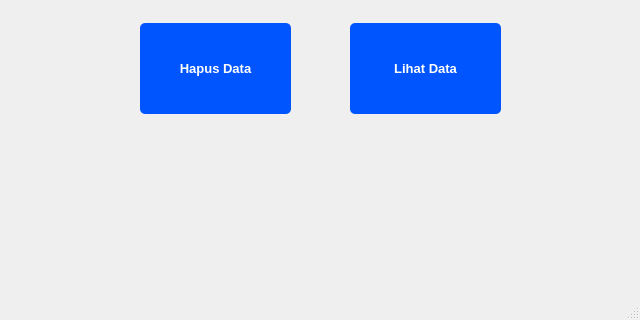
naylasalsdev-project/SudiKasusUAS, file kelola_pemeriksaan.ui: the form before one commit; both pictures show x 0 to 640 and y 267 to 587 of the 640 by 587 pixel window.
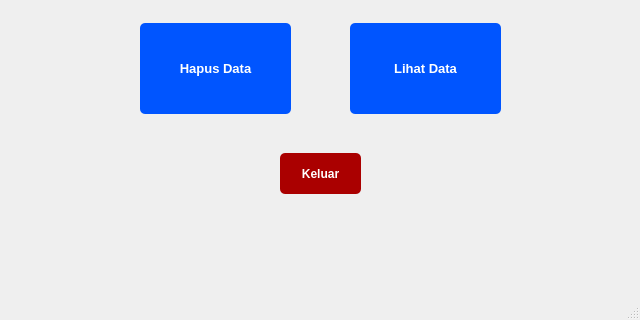
The form after the commit.

```diff
--- a/kelola_pemeriksaan.ui
+++ b/kelola_pemeriksaan.ui
@@ -146,6 +146,34 @@
      <string>Tambah Data</string>
     </property>
    </widget>
+   <widget class="QPushButton" name="pushButton_6">
+    <property name="geometry">
+     <rect>
+      <x>280</x>
+      <y>420</y>
+      <width>81</width>
+      <height>41</height>
+     </rect>
+    </property>
+    <property name="font">
+     <font>
+      <pointsize>9</pointsize>
+      <weight>75</weight>
+      <bold>true</bold>
+     </font>
+    </property>
+    <property name="styleSheet">
+     <string notr="true">QPushButton {
+    background-color: rgb(170, 0, 0);
+    color: white;
+    border-radius: 5px;   
+    padding: 6px;           
+}</string>
+    </property>
+    <property name="text">
+     <string>Keluar</string>
+    </property>
+   </widget>
   </widget>
   <widget class="QMenuBar" name="menubar">
    <property name="geometry">
```
